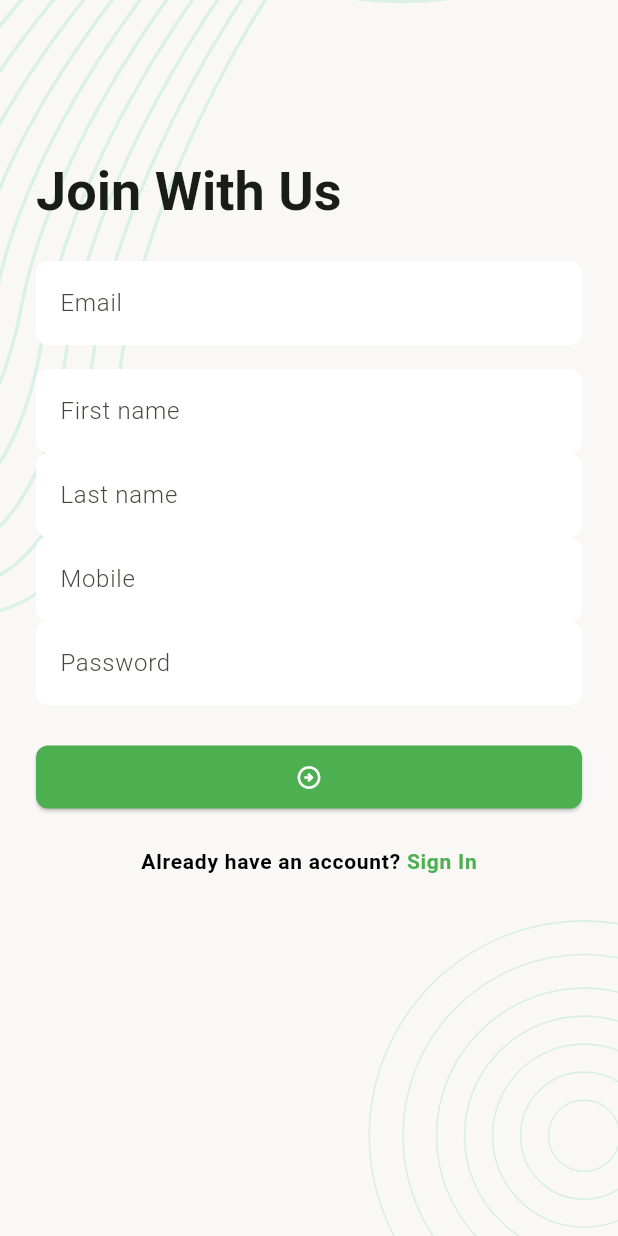
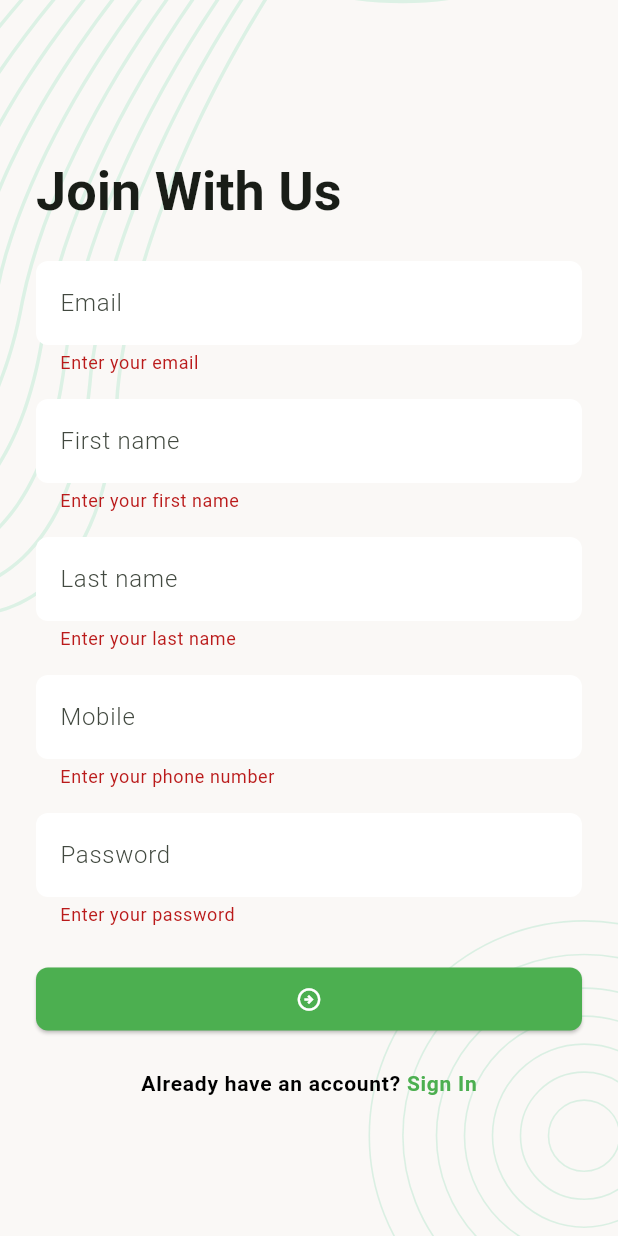
Before and after one commit to Anisur-Rahman-Naeem/Ostad_task_Manager_project, a Flutter app: the SignUpScreen screen opened directly, after a tap on the "arrow circle right" icon, on a phone screen of 412 x 824 dp. Run offline on Flutter 3.47's test engine with Material 3 defaults, Android fonts, the phone set to English and light mode, and no system bars; our stand-ins replace flutter_svg, pin_code_fields.

Commit message:
api integrated in sign Up screen

```diff
--- a/lib/data/services/network_caller.dart
+++ b/lib/data/services/network_caller.dart
@@ -5,7 +5,7 @@ import 'package:http/http.dart';
 import 'package:task_manager/data/models/network_response.dart';
 
 class NetworkCaller {
-  static Future<NetworkResponse> getRequest(String url) async {
+  static Future<NetworkResponse> getRequest({required String url}) async {
     try {
       Uri uri = Uri.parse(url);
       debugPrint(url);
@@ -28,13 +28,12 @@ class NetworkCaller {
         isSuccess: false,
         statusCode: -1,
         errorMessage: e.toString(),
-
       );
     }
   }
 
   static Future<NetworkResponse> postRequest(
-      String url, Map<String, dynamic>? body) async {
+      {required String url, Map<String, dynamic>? body}) async {
     try {
       Uri uri = Uri.parse(url);
       debugPrint(url);
--- /dev/null
+++ b/lib/data/utils/urls.dart
@@ -0,0 +1,4 @@
+class Urls {
+  static const String _baseUrl = 'http://152.42.163.176:2006/api/v1';
+  static const String registration = '$_baseUrl/Registration';
+}
--- a/lib/ui/screens/sign_up_screen.dart
+++ b/lib/ui/screens/sign_up_screen.dart
@@ -1,7 +1,12 @@
 import 'package:flutter/material.dart';
+import 'package:task_manager/data/models/network_response.dart';
+import 'package:task_manager/data/services/network_caller.dart';
+import 'package:task_manager/data/utils/urls.dart';
 import 'package:task_manager/ui/utils/app_colors.dart';
+import 'package:task_manager/ui/widgets/centered_circular_progress_indicator.dart';
 import 'package:task_manager/ui/widgets/screen_background.dart';
 import 'package:flutter/gestures.dart';
+import 'package:task_manager/ui/widgets/snack_bar_message.dart';
 
 class SignUpScreen extends StatefulWidget {
   const SignUpScreen({super.key});
@@ -11,6 +16,15 @@ class SignUpScreen extends StatefulWidget {
 }
 
 class _SignUpScreenState extends State<SignUpScreen> {
+  final GlobalKey<FormState> _formKey = GlobalKey<FormState>();
+
+  final TextEditingController _emailTEController = TextEditingController();
+  final TextEditingController _firstNameTEController = TextEditingController();
+  final TextEditingController _lastNameTEController = TextEditingController();
+  final TextEditingController _mobileTEController = TextEditingController();
+  final TextEditingController _passwordTEController = TextEditingController();
+  bool _inProgress = false;
+
   @override
   Widget build(BuildContext context) {
     TextTheme textTheme = Theme.of(context).textTheme;
@@ -32,7 +46,6 @@ class _SignUpScreenState extends State<SignUpScreen> {
                 const SizedBox(height: 24),
                 _buildSignUpForm(),
                 const SizedBox(height: 24),
-
                 _buildSignUpSection(),
               ],
             ),
@@ -41,38 +54,89 @@ class _SignUpScreenState extends State<SignUpScreen> {
       ),
     );
   }
+
   void _onTapSignIn() {
     Navigator.pop(context);
   }
 
   Widget _buildSignUpForm() {
-    return Column(
+    return Form(
+      key: _formKey,
+      child: Column(
         children: [
           TextFormField(
+            controller: _emailTEController,
+            autovalidateMode: AutovalidateMode.onUserInteraction,
             keyboardType: TextInputType.emailAddress,
             decoration: const InputDecoration(hintText: 'Email'),
+            validator: (String? value) {
+              if (value?.isEmpty ?? true) {
+                return 'Enter your email';
+              }
+              return null;
+            },
           ),
           const SizedBox(height: 16),
           TextFormField(
+            controller: _firstNameTEController,
+            autovalidateMode: AutovalidateMode.onUserInteraction,
             decoration: const InputDecoration(hintText: 'First name'),
+            validator: (String? value) {
+              if (value?.isEmpty ?? true) {
+                return 'Enter your first name';
+              }
+              return null;
+            },
           ),
+          const SizedBox(height: 16),
           TextFormField(
+            controller: _lastNameTEController,
+            autovalidateMode: AutovalidateMode.onUserInteraction,
             decoration: const InputDecoration(hintText: 'Last name'),
+            validator: (String? value) {
+              if (value?.isEmpty ?? true) {
+                return 'Enter your last name';
+              }
+              return null;
+            },
           ),
+          const SizedBox(height: 16),
           TextFormField(
+            controller: _mobileTEController,
+            autovalidateMode: AutovalidateMode.onUserInteraction,
             keyboardType: TextInputType.phone,
             decoration: const InputDecoration(hintText: 'Mobile'),
+            validator: (String? value) {
+              if (value?.isEmpty ?? true) {
+                return 'Enter your phone number';
+              }
+              return null;
+            },
           ),
+          const SizedBox(height: 16),
           TextFormField(
+            controller: _passwordTEController,
+            autovalidateMode: AutovalidateMode.onUserInteraction,
             obscureText: true,
             decoration: const InputDecoration(hintText: 'Password'),
+            validator: (String? value) {
+              if (value?.isEmpty ?? true) {
+                return 'Enter your password';
+              }
+              return null;
+            },
           ),
           const SizedBox(height: 24),
-        ElevatedButton(
+          Visibility(
+            visible: !_inProgress,
+            replacement: const CenteredCircularProgressIndicator(),
+            child: ElevatedButton(
               onPressed: _onTapNextButton,
               child: const Icon(Icons.arrow_circle_right_outlined),
             ),
+          ),
         ],
+      ),
     );
   }
 
@@ -97,8 +161,52 @@ class _SignUpScreenState extends State<SignUpScreen> {
     );
   }
 
-
   void _onTapNextButton() {
-    //TODO: implement on tap next button
+    if (_formKey.currentState!.validate()) {
+      _signUp();
     }
   }
+
+  Future<void> _signUp() async {
+    _inProgress = true;
+    setState(() {});
+
+    Map<String, dynamic> requestBody = {
+      "email": _emailTEController.text.trim(),
+      "firstName": _firstNameTEController.text.trim(),
+      "lastName": _lastNameTEController.text.trim(),
+      "mobile": _mobileTEController.text.trim(),
+      "password": _passwordTEController.text
+    };
+
+    NetworkResponse response = await NetworkCaller.postRequest(
+        url: Urls.registration, body: requestBody);
+    _inProgress = false;
+    setState(() {});
+    if (response.isSuccess == true) {
+      _clearTextFields();
+      showSnackBarMessage(context, 'New user created');
+    }
+    else {
+      showSnackBarMessage(context, response.errorMessage, true);
+    }
+  }
+
+  void _clearTextFields() {
+    _emailTEController.clear();
+    _firstNameTEController.clear();
+    _lastNameTEController.clear();
+    _mobileTEController.clear();
+    _passwordTEController.clear();
+  }
+
+  @override
+  void dispose() {
+    _emailTEController.dispose();
+    _firstNameTEController.dispose();
+    _lastNameTEController.dispose();
+    _mobileTEController.dispose();
+    _passwordTEController.dispose();
+    super.dispose();
+  }
+}
```
Also changed, not shown: lib/ui/widgets/centered_circular_progress_indicator.dart (added, +12 -0 lines), lib/ui/widgets/snack_bar_message.dart (added, +11 -0 lines). Lines whose indentation alone changed are shown as unchanged.
